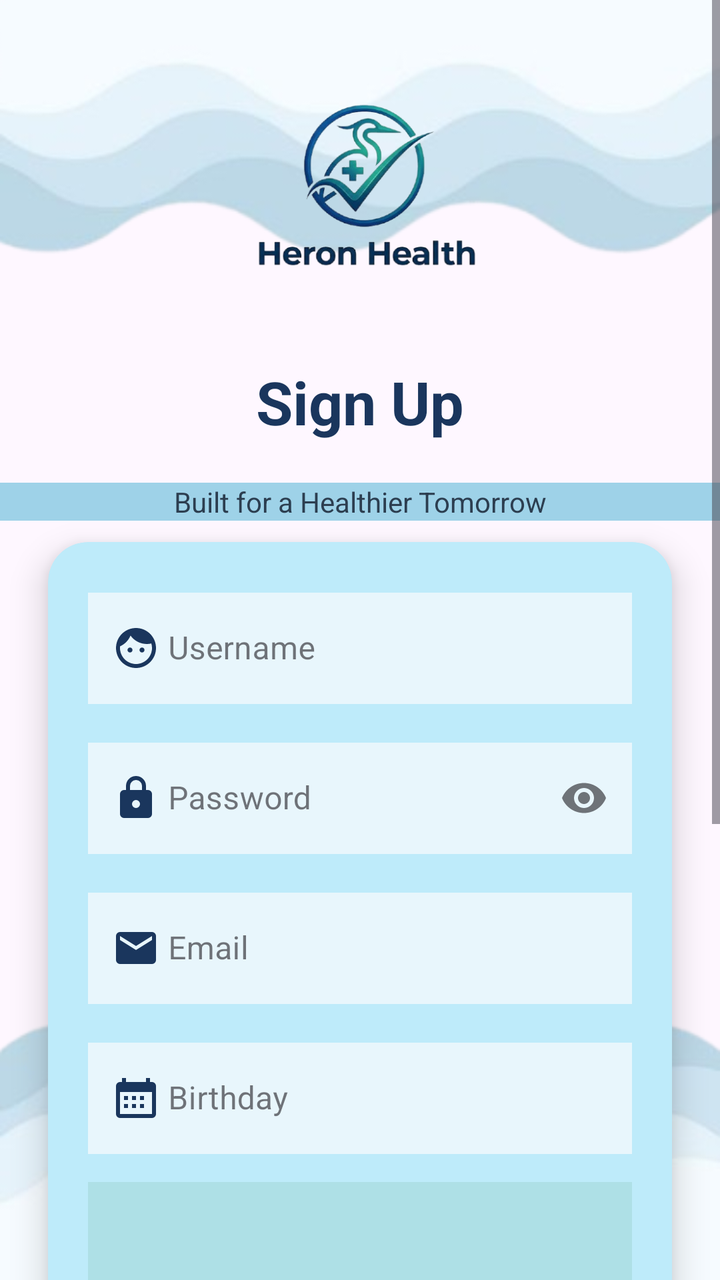
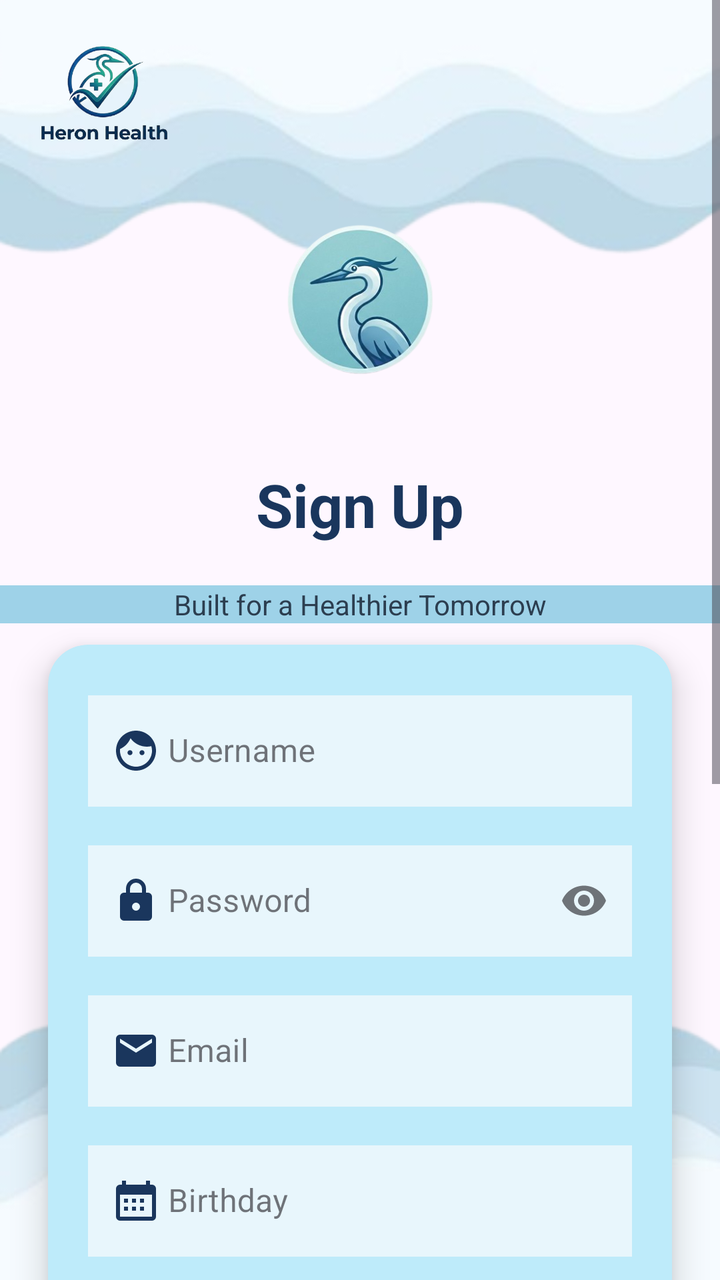

The first picture is an Android layout as it rendered before a commit; the second is the same layout after the commit. The layout source and the unified diff follow.
<!-- AndroidManifest.xml: application theme Theme.HeronHealth -->
<!-- res/layout/activity_sign_up.xml -->
<?xml version="1.0" encoding="utf-8"?>
<ScrollView xmlns:android="http://schemas.android.com/apk/res/android"
    xmlns:app="http://schemas.android.com/apk/res-auto"
    xmlns:tools="http://schemas.android.com/tools"
    android:layout_width="match_parent"
    android:layout_height="match_parent"
    android:background="@drawable/bg4"
    android:fillViewport="true">

    <androidx.constraintlayout.widget.ConstraintLayout
        android:id="@+id/main"
        android:layout_width="match_parent"
        android:layout_height="wrap_content"
        android:paddingBottom="30dp"
        tools:context=".LoginActivity">

        
        <ImageView
            android:id="@+id/imgLogo"
            android:layout_width="120dp"
            android:layout_height="120dp"
            android:layout_marginTop="30dp"
            android:adjustViewBounds="true"
            android:contentDescription="Heron Health Logo"
            android:scaleType="centerCrop"
            android:src="@drawable/logo"
            app:layout_constraintEnd_toEndOf="parent"
            app:layout_constraintStart_toStartOf="parent"
            app:layout_constraintTop_toTopOf="parent"/>

        
        <TextView
            android:id="@+id/tvSignUp"
            android:layout_width="wrap_content"
            android:layout_height="wrap_content"
            android:layout_marginTop="20dp"
            android:text="Sign Up"
            android:textColor="#1A365D"
            android:textSize="30sp"
            android:textStyle="bold"
            app:layout_constraintEnd_toEndOf="parent"
            app:layout_constraintStart_toStartOf="parent"
            app:layout_constraintTop_toBottomOf="@id/imgLogo"
            app:layout_constraintBottom_toTopOf="@id/tvSubtitle"/>

        
        <TextView
            android:id="@+id/tvSubtitle"
            android:layout_width="match_parent"
            android:layout_height="wrap_content"
            android:gravity="center"
            android:layout_marginTop="10dp"
            android:text="Built for a Healthier Tomorrow"
            android:textColor="#2C3E50"
            android:textSize="14sp"
            app:layout_constraintEnd_toEndOf="parent"
            app:layout_constraintStart_toStartOf="parent"
            app:layout_constraintTop_toBottomOf="@id/tvSignUp"
            app:layout_constraintBottom_toTopOf="@id/cardRegister"
            android:background="#9ed2e8"/>

        
        <androidx.cardview.widget.CardView
            android:id="@+id/cardRegister"
            android:layout_width="0dp"
            android:layout_height="wrap_content"
            android:layout_marginStart="24dp"
            android:layout_marginTop="50dp"
            android:layout_marginEnd="24dp"
            app:cardBackgroundColor="#beebfa"
            app:cardCornerRadius="20dp"
            app:cardElevation="10dp"
            app:layout_constraintEnd_toEndOf="parent"
            app:layout_constraintStart_toStartOf="parent"
            app:layout_constraintTop_toBottomOf="@id/tvSignUp">

            <LinearLayout
                android:layout_width="match_parent"
                android:layout_height="wrap_content"
                android:orientation="vertical"
                android:padding="20dp">

                
                <com.google.android.material.textfield.TextInputLayout
                    style="@style/Widget.MaterialComponents.TextInputLayout.OutlinedBox"
                    android:layout_width="match_parent"
                    android:layout_height="wrap_content"
                    app:boxBackgroundColor="#FFFFFF"
                    app:boxCornerRadiusBottomEnd="14dp"
                    app:boxCornerRadiusBottomStart="14dp"
                    app:boxCornerRadiusTopEnd="14dp"
                    app:boxCornerRadiusTopStart="14dp"
                    app:boxStrokeColor="#2D9CDB"
                    app:startIconDrawable="@drawable/ic_face"
                    app:startIconTint="#1A365D">

                    <com.google.android.material.textfield.TextInputEditText
                        android:id="@+id/etUsername"
                        android:layout_width="match_parent"
                        android:layout_height="wrap_content"
                        android:hint="Username"
                        android:inputType="text"
                        android:textColor="#2C3E50"
                        android:paddingStart="40dp"
                        android:background="#e8f6fc"/>
                </com.google.android.material.textfield.TextInputLayout>

                
                <com.google.android.material.textfield.TextInputLayout
                    style="@style/Widget.MaterialComponents.TextInputLayout.OutlinedBox"
                    android:layout_width="match_parent"
                    android:layout_height="wrap_content"
                    android:layout_marginTop="14dp"
                    android:hint="Password"
                    app:endIconMode="password_toggle"
                    app:boxBackgroundColor="#FFFFFF"
                    app:boxCornerRadiusBottomEnd="14dp"
                    app:boxCornerRadiusBottomStart="14dp"
                    app:boxCornerRadiusTopEnd="14dp"
                    app:boxCornerRadiusTopStart="14dp"
                    app:boxStrokeColor="#2D9CDB"
                    app:startIconDrawable="@drawable/ic_lock"
                    app:startIconTint="#1A365D">

                    <com.google.android.material.textfield.TextInputEditText
                        android:id="@+id/etPassword"
                        android:layout_width="match_parent"
                        android:layout_height="wrap_content"
                        android:inputType="textPassword"
                        android:textColor="#2C3E50"
                        android:paddingStart="40dp"
                        android:background="#e8f6fc"/>
                </com.google.android.material.textfield.TextInputLayout>

                
                <com.google.android.material.textfield.TextInputLayout
                    style="@style/Widget.MaterialComponents.TextInputLayout.OutlinedBox"
                    android:layout_width="match_parent"
                    android:layout_height="wrap_content"
                    android:layout_marginTop="14dp"
                    android:hint="Email"
                    app:boxBackgroundColor="#FFFFFF"
                    app:boxCornerRadiusBottomEnd="14dp"
                    app:boxCornerRadiusBottomStart="14dp"
                    app:boxCornerRadiusTopEnd="14dp"
                    app:boxCornerRadiusTopStart="14dp"
                    app:boxStrokeColor="#2D9CDB"
                    app:startIconDrawable="@drawable/ic_email"
                    app:startIconTint="#1A365D">

                    <com.google.android.material.textfield.TextInputEditText
                        android:id="@+id/etEmail"
                        android:layout_width="match_parent"
                        android:layout_height="wrap_content"
                        android:inputType="textEmailAddress"
                        android:textColor="#2C3E50"
                        android:paddingStart="40dp"
                        android:background="#e8f6fc"/>
                </com.google.android.material.textfield.TextInputLayout>

                
                <com.google.android.material.textfield.TextInputLayout
                    style="@style/Widget.MaterialComponents.TextInputLayout.OutlinedBox"
                    android:layout_width="match_parent"
                    android:layout_height="wrap_content"
                    android:layout_marginTop="14dp"
                    android:hint="Birthday"
                    app:boxBackgroundColor="#FFFFFF"
                    app:boxCornerRadiusBottomEnd="14dp"
                    app:boxCornerRadiusBottomStart="14dp"
                    app:boxCornerRadiusTopEnd="14dp"
                    app:boxCornerRadiusTopStart="14dp"
                    app:boxStrokeColor="#2D9CDB"
                    app:startIconDrawable="@drawable/ic_calendar"
                    app:startIconTint="#1A365D">

                    <com.google.android.material.textfield.TextInputEditText
                        android:id="@+id/etBirthday"
                        android:layout_width="match_parent"
                        android:layout_height="wrap_content"
                        android:clickable="true"
                        android:focusable="false"
                        android:inputType="date"
                        android:textColor="#2C3E50"
                        android:paddingStart="40dp"
                        android:background="#e8f6fc"/>
                </com.google.android.material.textfield.TextInputLayout>

                
                <Spinner
                    android:id="@+id/spGender"
                    android:layout_width="match_parent"
                    android:layout_height="50dp"
                    android:layout_marginTop="14dp"
                    android:background="#aee0e6"
                    android:paddingStart="14dp"
                    android:paddingEnd="14dp"/>

                
                <com.google.android.material.textfield.TextInputLayout
                    style="@style/Widget.MaterialComponents.TextInputLayout.OutlinedBox"
                    android:layout_width="match_parent"
                    android:layout_height="wrap_content"
                    android:layout_marginTop="14dp"
                    android:hint="Weight (kg)"
                    app:boxBackgroundColor="#FFFFFF"
                    app:boxCornerRadiusBottomEnd="14dp"
                    app:boxCornerRadiusBottomStart="14dp"
                    app:boxCornerRadiusTopEnd="14dp"
                    app:boxCornerRadiusTopStart="14dp"
                    app:boxStrokeColor="#2D9CDB"
                    app:startIconDrawable="@drawable/ic_weight"
                    app:startIconTint="#1A365D">

                    <com.google.android.material.textfield.TextInputEditText
                        android:id="@+id/etWeight"
                        android:layout_width="match_parent"
                        android:layout_height="wrap_content"
                        android:inputType="numberDecimal"
                        android:textColor="#2C3E50"
                        android:paddingStart="40dp"
                        android:background="#e8f6fc"/>
                </com.google.android.material.textfield.TextInputLayout>

                
                <com.google.android.material.textfield.TextInputLayout
                    style="@style/Widget.MaterialComponents.TextInputLayout.OutlinedBox"
                    android:layout_width="match_parent"
                    android:layout_height="wrap_content"
                    android:layout_marginTop="14dp"
                    android:hint="Height (cm)"
                    app:boxBackgroundColor="#FFFFFF"
                    app:boxCornerRadiusBottomEnd="14dp"
                    app:boxCornerRadiusBottomStart="14dp"
                    app:boxCornerRadiusTopEnd="14dp"
                    app:boxCornerRadiusTopStart="14dp"
                    app:boxStrokeColor="#2D9CDB"
                    app:startIconDrawable="@drawable/ic_height"
                    app:startIconTint="#1A365D">

                    <com.google.android.material.textfield.TextInputEditText
                        android:id="@+id/etHeight"
                        android:layout_width="match_parent"
                        android:layout_height="wrap_content"
                        android:inputType="numberDecimal"
                        android:textColor="#2C3E50"
                        android:paddingStart="40dp"
                        android:background="#e8f6fc"/>
                </com.google.android.material.textfield.TextInputLayout>

                
                <Spinner
                    android:id="@+id/spGoal"
                    android:layout_width="match_parent"
                    android:layout_height="55dp"
                    android:layout_marginTop="14dp"
                    android:background="#aee0e6"
                    android:paddingStart="14dp"
                    android:paddingEnd="14dp" />

            </LinearLayout>

        </androidx.cardview.widget.CardView>

        
        <Button
            android:id="@+id/btnRegister"
            android:layout_width="0dp"
            android:layout_height="58dp"
            android:layout_marginStart="100dp"
            android:layout_marginTop="26dp"
            android:layout_marginEnd="100dp"
            android:backgroundTint="#7dbed4"
            android:elevation="4dp"
            android:text="REGISTER"
            android:textColor="#FFFFFF"
            android:textSize="17sp"
            android:textStyle="bold"
            app:cornerRadius="20dp"
            app:layout_constraintEnd_toEndOf="parent"
            app:layout_constraintStart_toStartOf="parent"
            app:layout_constraintTop_toBottomOf="@id/cardRegister" />

    </androidx.constraintlayout.widget.ConstraintLayout>

</ScrollView>
<!-- resources referenced by this layout -->
<resources>
  <!-- drawable bg4: png bitmap (drawable, 73502 bytes) -->
  <!-- drawable ic_calendar (drawable) -->
  <vector xmlns:android="http://schemas.android.com/apk/res/android"
      android:width="24dp"
      android:height="24dp"
      android:viewportWidth="24"
      android:viewportHeight="24">
  
      <path
          android:fillColor="#1A365D"
          android:pathData="M7,2V4H17V2H19V4H20A2,2 0,0 1,22 6V20A2,2 0,0 1,20 22H4A2,2 0,0 1,2 20V6A2,2 0,0 1,4 4H5V2H7M20,20V9H4V20H20M6,11H8V13H6V11M10,11H12V13H10V11M14,11H16V13H14V11M6,15H8V17H6V15M10,15H12V17H10V15M14,15H16V17H14V15Z"/>
  </vector>
  <!-- drawable ic_email (drawable) -->
  <vector xmlns:android="http://schemas.android.com/apk/res/android"
      android:width="24dp"
      android:height="24dp"
      android:viewportWidth="24"
      android:viewportHeight="24">
  
      <path
          android:fillColor="#1A365D"
          android:pathData="M20,4H4A2,2 0,0 0,2 6V18A2,2 0,0 0,4 20H20A2,2 0,0 0,22 18V6A2,2 0,0 0,20 4M20,8L12,13L4,8V6L12,11L20,6V8Z"/>
  </vector>
  <!-- drawable ic_face (drawable) -->
  <vector xmlns:android="http://schemas.android.com/apk/res/android" android:height="24dp" android:tint="#20C8DC" android:viewportHeight="24" android:viewportWidth="24" android:width="24dp">
        
      <path android:fillColor="@android:color/white" android:pathData="M9,11.75c-0.69,0 -1.25,0.56 -1.25,1.25s0.56,1.25 1.25,1.25 1.25,-0.56 1.25,-1.25 -0.56,-1.25 -1.25,-1.25zM15,11.75c-0.69,0 -1.25,0.56 -1.25,1.25s0.56,1.25 1.25,1.25 1.25,-0.56 1.25,-1.25 -0.56,-1.25 -1.25,-1.25zM12,2C6.48,2 2,6.48 2,12s4.48,10 10,10 10,-4.48 10,-10S17.52,2 12,2zM12,20c-4.41,0 -8,-3.59 -8,-8 0,-0.29 0.02,-0.58 0.05,-0.86 2.36,-1.05 4.23,-2.98 5.21,-5.37C11.07,8.33 14.05,10 17.42,10c0.78,0 1.53,-0.09 2.25,-0.26 0.21,0.71 0.33,1.47 0.33,2.26 0,4.41 -3.59,8 -8,8z"/>
      
  </vector>
  <!-- drawable ic_height (drawable) -->
  <vector xmlns:android="http://schemas.android.com/apk/res/android"
      android:width="24dp"
      android:height="24dp"
      android:viewportWidth="24"
      android:viewportHeight="24">
  
      <path
          android:fillColor="#1A365D"
          android:pathData="M10,4H14V6H10V4M10,18H14V20H10V18M7,6H17A2,2 0,0 1,19 8V16A2,2 0,0 1,17 18H7A2,2 0,0 1,5 16V8A2,2 0,0 1,7 6M11,10V14H13V10H11Z"/>
  </vector>
  <!-- drawable ic_lock (drawable) -->
  <vector xmlns:android="http://schemas.android.com/apk/res/android"
      android:width="24dp"
      android:height="24dp"
      android:viewportWidth="24"
      android:viewportHeight="24">
  
      <path
          android:fillColor="#1A365D"
          android:pathData="M12,17A2,2 0,0 1,10 15A2,2 0,0 1,12 13A2,2 0,0 1,14 15A2,2 0,0 1,12 17M18,8H17V6A5,5 0,0 0,7 6V8H6A2,2 0,0 0,4 10V20A2,2 0,0 0,6 22H18A2,2 0,0 0,20 20V10A2,2 0,0 0,18 8M9,6A3,3 0,0 1,15 6V8H9V6Z"/>
  </vector>
  <!-- drawable ic_weight (drawable) -->
  <vector xmlns:android="http://schemas.android.com/apk/res/android"
      android:width="24dp"
      android:height="24dp"
      android:viewportWidth="24"
      android:viewportHeight="24">
  
      <path
          android:fillColor="#1A365D"
          android:pathData="M12,4A4,4 0,0 1,16 8H8A4,4 0,0 1,12 4M6,8H18A2,2 0,0 1,20 10V20A2,2 0,0 1,18 22H6A2,2 0,0 1,4 20V10A2,2 0,0 1,6 8M12,11A3,3 0,0 0,9 14A3,3 0,0 0,12 17A3,3 0,0 0,15 14A3,3 0,0 0,12 11Z"/>
  </vector>
  <!-- drawable logo: png bitmap (drawable, 84184 bytes) -->
  <style name="Theme.HeronHealth" parent="Base.Theme.HeronHealth" />
  <style name="Base.Theme.HeronHealth" parent="Theme.Material3.DayNight.NoActionBar">
          
          
      </style>
</resources>

<!-- the commit's change to res/layout/activity_sign_up.xml (unified diff, before → after) -->
@@ -17,30 +17,41 @@
         
         <ImageView
             android:id="@+id/imgLogo"
-            android:layout_width="120dp"
-            android:layout_height="120dp"
-            android:layout_marginTop="30dp"
-            android:adjustViewBounds="true"
+            android:layout_width="100dp"
+            android:layout_height="70dp"
+            android:layout_marginTop="10dp"
             android:contentDescription="Heron Health Logo"
             android:scaleType="centerCrop"
             android:src="@drawable/logo"
-            app:layout_constraintEnd_toEndOf="parent"
             app:layout_constraintStart_toStartOf="parent"
             app:layout_constraintTop_toTopOf="parent"/>
+
+        <ImageView
+            android:id="@+id/imgAccount"
+            android:layout_width="120dp"
+            android:layout_height="120dp"
+            android:layout_marginTop="10dp"
+            android:scaleType="centerCrop"
+            android:src="@drawable/account"
+            app:layout_constraintTop_toBottomOf="@id/imgLogo"
+            app:layout_constraintEnd_toEndOf="parent"
+            app:layout_constraintStart_toStartOf="parent"
+            app:layout_constraintTop_toTopOf="parent"
+            app:layout_constraintBottom_toTopOf="@id/tvSubtitle"/>
 
         
         <TextView
             android:id="@+id/tvSignUp"
             android:layout_width="wrap_content"
             android:layout_height="wrap_content"
-            android:layout_marginTop="20dp"
+            android:layout_marginTop="10dp"
             android:text="Sign Up"
             android:textColor="#1A365D"
             android:textSize="30sp"
             android:textStyle="bold"
             app:layout_constraintEnd_toEndOf="parent"
             app:layout_constraintStart_toStartOf="parent"
-            app:layout_constraintTop_toBottomOf="@id/imgLogo"
+            app:layout_constraintTop_toBottomOf="@id/imgAccount"
             app:layout_constraintBottom_toTopOf="@id/tvSubtitle"/>
 
         
<!-- resource entries referenced after the edit -->
@@ -1,5 +1,6 @@
 <!-- resources referenced by this layout -->
 <resources>
+  <!-- drawable account: png bitmap (drawable, 92713 bytes) -->
   <!-- drawable bg4: png bitmap (drawable, 73502 bytes) -->
   <!-- drawable ic_calendar (drawable) -->
   <vector xmlns:android="http://schemas.android.com/apk/res/android"
@@ -36,9 +37,20 @@
       android:viewportWidth="24"
       android:viewportHeight="24">
   
+      
       <path
           android:fillColor="#1A365D"
-          android:pathData="M10,4H14V6H10V4M10,18H14V20H10V18M7,6H17A2,2 0,0 1,19 8V16A2,2 0,0 1,17 18H7A2,2 0,0 1,5 16V8A2,2 0,0 1,7 6M11,10V14H13V10H11Z"/>
+          android:pathData="M11,3H13V21H11V3Z"/>
+  
+      
+      <path
+          android:fillColor="#1A365D"
+          android:pathData="M12,2L9,5H11V7H13V5H15L12,2Z"/>
+  
+      
+      <path
+          android:fillColor="#1A365D"
+          android:pathData="M12,22L15,19H13V17H11V19H9L12,22Z"/>
   </vector>
   <!-- drawable ic_lock (drawable) -->
   <vector xmlns:android="http://schemas.android.com/apk/res/android"
@@ -58,9 +70,31 @@
       android:viewportWidth="24"
       android:viewportHeight="24">
   
+      
       <path
           android:fillColor="#1A365D"
-          android:pathData="M12,4A4,4 0,0 1,16 8H8A4,4 0,0 1,12 4M6,8H18A2,2 0,0 1,20 10V20A2,2 0,0 1,18 22H6A2,2 0,0 1,4 20V10A2,2 0,0 1,6 8M12,11A3,3 0,0 0,9 14A3,3 0,0 0,12 17A3,3 0,0 0,15 14A3,3 0,0 0,12 11Z"/>
+          android:pathData="M3,10H5V14H3V10Z"/>
+  
+      
+      <path
+          android:fillColor="#1A365D"
+          android:pathData="M5,11H9V13H5V11Z"/>
+  
+      
+      <path
+          android:fillColor="#1A365D"
+          android:pathData="M9,10H15V14H9V10Z"/>
+  
+      
+      <path
+          android:fillColor="#1A365D"
+          android:pathData="M15,11H19V13H15V11Z"/>
+  
+      
+      <path
+          android:fillColor="#1A365D"
+          android:pathData="M19,10H21V14H19V10Z"/>
+  
   </vector>
   <!-- drawable logo: png bitmap (drawable, 84184 bytes) -->
   <style name="Theme.HeronHealth" parent="Base.Theme.HeronHealth" />
